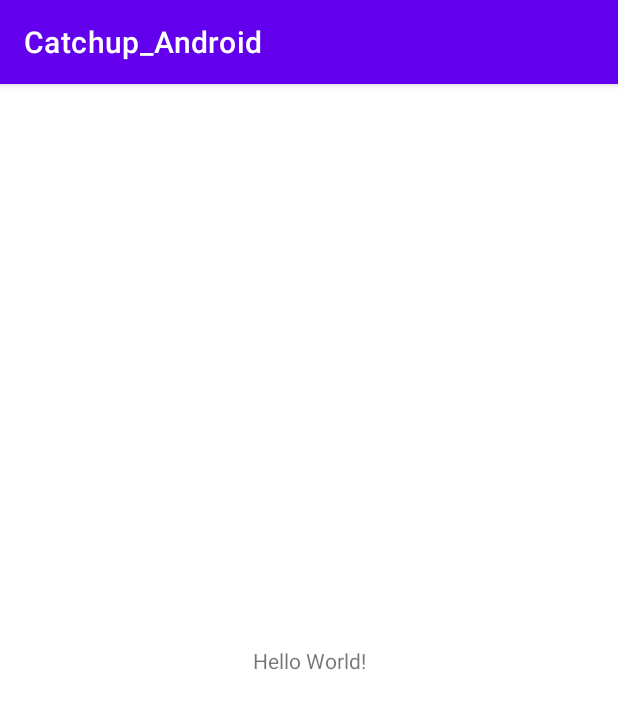
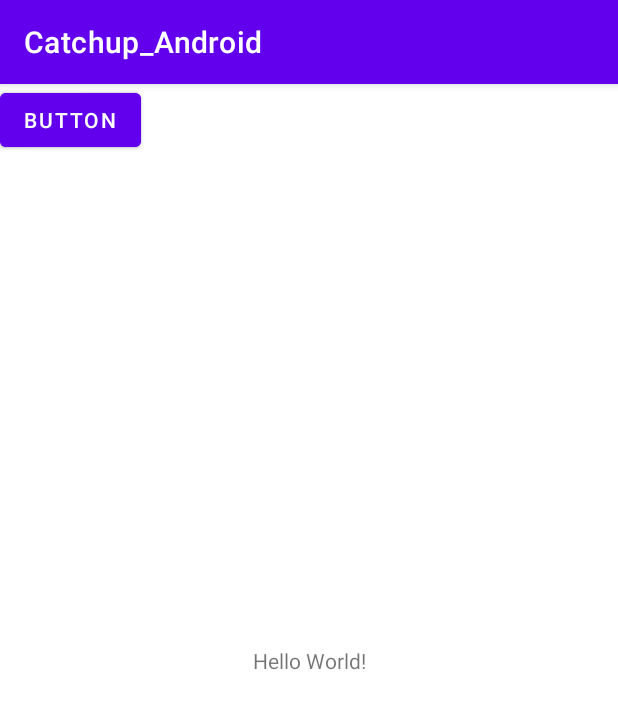
Before and after one commit to 2022-SMHRD-KDT-IoT-3/Catchup, an Android app: the screen it shows after launch (MainActivity), on a phone screen of 412 x 824 dp. Shown: the top 709 px of the screen. Run offline under Robolectric (Android 15) with nearby library versions, the phone set to English and light mode, and no system bars.

Commit message:
220523 커밋 from 마스터
jm

```diff
--- a/app/src/main/res/layout/activity_main.xml
+++ b/app/src/main/res/layout/activity_main.xml
@@ -15,4 +15,20 @@
         app:layout_constraintRight_toRightOf="parent"
         app:layout_constraintTop_toTopOf="parent" />
 
+    <Button
+        android:id="@+id/button"
+        android:layout_width="wrap_content"
+        android:layout_height="wrap_content"
+        android:text="Button"
+        tools:layout_editor_absoluteX="151dp"
+        tools:layout_editor_absoluteY="467dp" />
+
+    <Button
+        android:id="@+id/button2"
+        android:layout_width="wrap_content"
+        android:layout_height="wrap_content"
+        android:text="Button"
+        tools:layout_editor_absoluteX="102dp"
+        tools:layout_editor_absoluteY="208dp" />
+
 </androidx.constraintlayout.widget.ConstraintLayout>
```
